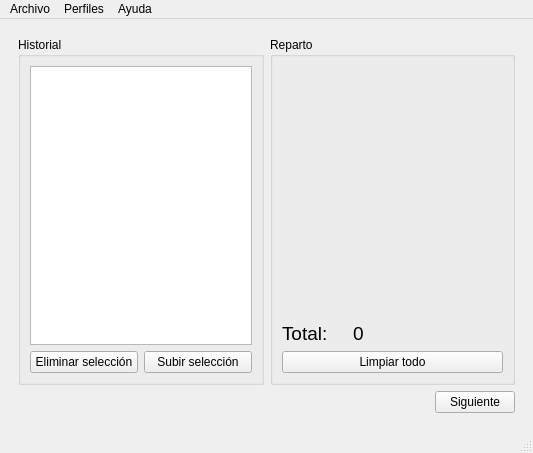
Old version of the form mainwindow.ui in the repository RafaelGC/EasyReceipt.
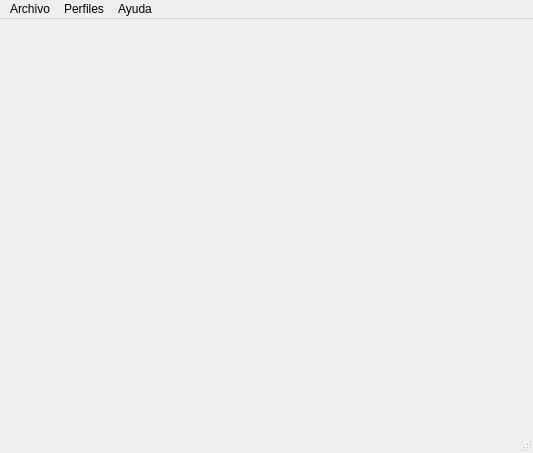
New version of the form.

Commit message:
-Implementada la posibilidad de gestionar varios tickets. -Alterada la interfaz de la pantalla de creaciçon de nuevos tickets. -Parcialmente implementado el algoritmo de reparto total. -Resueltos algunos bugs en la gestión de los usuarios volátiles.
Falta:
-Terminar de implementar el algoritmo de reparto total.
-Añadir la opción de guardar los tickets, que fue eliminada previamente.

Patch:
```diff
--- a/mainwindow.ui
+++ b/mainwindow.ui
@@ -33,174 +33,7 @@
        <number>0</number>
       </property>
       <widget class="QWidget" name="page">
-       <layout class="QVBoxLayout" name="verticalLayout_4">
-        <item>
-         <layout class="QHBoxLayout" name="topInputLayout"/>
-        </item>
-        <item>
-         <layout class="QHBoxLayout" name="infoLayout" stretch="0,0">
-          <property name="spacing">
-           <number>6</number>
-          </property>
-          <property name="leftMargin">
-           <number>0</number>
-          </property>
-          <item>
-           <widget class="QGroupBox" name="historialGroupBox">
-            <property name="sizePolicy">
-             <sizepolicy hsizetype="Preferred" vsizetype="Preferred">
-              <horstretch>1</horstretch>
-              <verstretch>0</verstretch>
-             </sizepolicy>
-            </property>
-            <property name="title">
-             <string>Historial</string>
-            </property>
-            <property name="flat">
-             <bool>false</bool>
-            </property>
-            <property name="checkable">
-             <bool>false</bool>
-            </property>
-            <layout class="QVBoxLayout" name="verticalLayout_2">
-             <item>
-              <widget class="QListWidget" name="historialList"/>
-             </item>
-             <item>
-              <layout class="QHBoxLayout" name="horizontalLayout">
-               <item>
-                <widget class="QPushButton" name="deleteSelection">
-                 <property name="text">
-                  <string>Eliminar selección</string>
-                 </property>
-                </widget>
-               </item>
-               <item>
-                <widget class="QPushButton" name="upSelection">
-                 <property name="text">
-                  <string>Subir selección</string>
-                 </property>
-                </widget>
-               </item>
-              </layout>
-             </item>
-            </layout>
-           </widget>
-          </item>
-          <item>
-           <widget class="QGroupBox" name="repartoGroupBox">
-            <property name="sizePolicy">
-             <sizepolicy hsizetype="Preferred" vsizetype="Preferred">
-              <horstretch>1</horstretch>
-              <verstretch>0</verstretch>
-             </sizepolicy>
-            </property>
-            <property name="title">
-             <string>Reparto</string>
-            </property>
-            <layout class="QVBoxLayout" name="verticalLayout_3">
-             <item>
-              <layout class="QVBoxLayout" name="userListLayout"/>
-             </item>
-             <item>
-              <spacer name="verticalSpacer">
-               <property name="orientation">
-                <enum>Qt::Vertical</enum>
-               </property>
-               <property name="sizeHint" stdset="0">
-                <size>
-                 <width>20</width>
-                 <height>40</height>
-                </size>
-               </property>
-              </spacer>
-             </item>
-             <item>
-              <layout class="QHBoxLayout" name="horizontalLayout_2">
-               <property name="spacing">
-                <number>25</number>
-               </property>
-               <item>
-                <widget class="QLabel" name="label">
-                 <property name="sizePolicy">
-                  <sizepolicy hsizetype="Maximum" vsizetype="Preferred">
-                   <horstretch>0</horstretch>
-                   <verstretch>0</verstretch>
-                  </sizepolicy>
-                 </property>
-                 <property name="font">
-                  <font>
-                   <pointsize>14</pointsize>
-                  </font>
-                 </property>
-                 <property name="text">
-                  <string>Total:</string>
-                 </property>
-                </widget>
-               </item>
-               <item>
-                <widget class="QLabel" name="totalLabel">
-                 <property name="font">
-                  <font>
-                   <pointsize>14</pointsize>
-                  </font>
-                 </property>
-                 <property name="cursor">
-                  <cursorShape>IBeamCursor</cursorShape>
-                 </property>
-                 <property name="text">
-                  <string>0</string>
-                 </property>
-                 <property name="textInteractionFlags">
-                  <set>Qt::LinksAccessibleByMouse|Qt::TextSelectableByMouse</set>
-                 </property>
-                </widget>
-               </item>
-              </layout>
-             </item>
-             <item>
-              <widget class="QPushButton" name="clearButton">
-               <property name="text">
-                <string>Limpiar todo</string>
-               </property>
-              </widget>
-             </item>
-            </layout>
-           </widget>
-          </item>
-         </layout>
-        </item>
-        <item>
-         <layout class="QHBoxLayout" name="horizontalLayout_3">
-          <item>
-           <spacer name="horizontalSpacer">
-            <property name="orientation">
-             <enum>Qt::Horizontal</enum>
-            </property>
-            <property name="sizeHint" stdset="0">
-             <size>
-              <width>40</width>
-              <height>20</height>
-             </size>
-            </property>
-           </spacer>
-          </item>
-          <item>
-           <widget class="QPushButton" name="next">
-            <property name="sizePolicy">
-             <sizepolicy hsizetype="Maximum" vsizetype="Fixed">
-              <horstretch>1</horstretch>
-              <verstretch>0</verstretch>
-             </sizepolicy>
-            </property>
-            <property name="text">
-             <string>Siguiente</string>
-            </property>
-           </widget>
-          </item>
-         </layout>
-        </item>
-       </layout>
+       <layout class="QVBoxLayout" name="verticalLayout_4"/>
       </widget>
      </widget>
     </item>
```
The commit also changes 56 other files.
